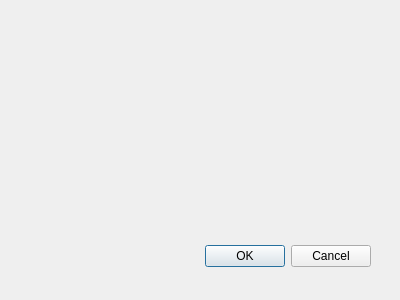
Above: QFotoPaint5/perspectiva.ui from sararoca/infgraf before the change. Below: the same form after it.
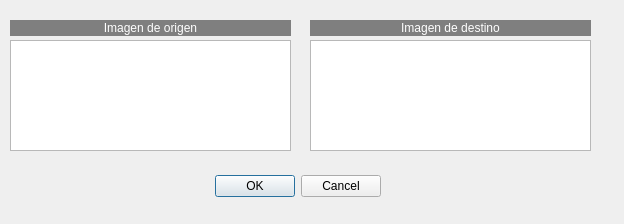
That is the form after the change.

Commit message: perspectiva + mejoras_portapapeles

The edit to the form file:
```diff
--- a/QFotoPaint5/perspectiva.ui
+++ b/QFotoPaint5/perspectiva.ui
@@ -8,8 +8,8 @@
    <rect>
     <x>0</x>
     <y>0</y>
-    <width>400</width>
-    <height>300</height>
+    <width>624</width>
+    <height>224</height>
    </rect>
   </property>
   <property name="windowTitle">
@@ -18,8 +18,8 @@
   <widget class="QDialogButtonBox" name="buttonBox">
    <property name="geometry">
     <rect>
-     <x>30</x>
-     <y>240</y>
+     <x>40</x>
+     <y>170</y>
      <width>341</width>
      <height>32</height>
     </rect>
@@ -31,6 +31,84 @@
     <set>QDialogButtonBox::Cancel|QDialogButtonBox::Ok</set>
    </property>
   </widget>
+  <widget class="QListWidget" name="listWidget">
+   <property name="geometry">
+    <rect>
+     <x>10</x>
+     <y>40</y>
+     <width>281</width>
+     <height>111</height>
+    </rect>
+   </property>
+   <property name="alternatingRowColors">
+    <bool>false</bool>
+   </property>
+   <property name="viewMode">
+    <enum>QListView::ListMode</enum>
+   </property>
+   <property name="currentRow">
+    <number>-1</number>
+   </property>
+  </widget>
+  <widget class="QLabel" name="label_2">
+   <property name="geometry">
+    <rect>
+     <x>10</x>
+     <y>20</y>
+     <width>281</width>
+     <height>16</height>
+    </rect>
+   </property>
+   <property name="styleSheet">
+    <string notr="true">background-color: rgb(127, 127, 127);
+color: rgb(255, 255, 255);</string>
+   </property>
+   <property name="text">
+    <string>Imagen de origen</string>
+   </property>
+   <property name="alignment">
+    <set>Qt::AlignCenter</set>
+   </property>
+  </widget>
+  <widget class="QLabel" name="label_3">
+   <property name="geometry">
+    <rect>
+     <x>310</x>
+     <y>20</y>
+     <width>281</width>
+     <height>16</height>
+    </rect>
+   </property>
+   <property name="styleSheet">
+    <string notr="true">background-color: rgb(127, 127, 127);
+color: rgb(255, 255, 255);</string>
+   </property>
+   <property name="text">
+    <string>Imagen de destino</string>
+   </property>
+   <property name="alignment">
+    <set>Qt::AlignCenter</set>
+   </property>
+  </widget>
+  <widget class="QListWidget" name="listWidget_2">
+   <property name="geometry">
+    <rect>
+     <x>310</x>
+     <y>40</y>
+     <width>281</width>
+     <height>111</height>
+    </rect>
+   </property>
+   <property name="alternatingRowColors">
+    <bool>false</bool>
+   </property>
+   <property name="viewMode">
+    <enum>QListView::ListMode</enum>
+   </property>
+   <property name="currentRow">
+    <number>-1</number>
+   </property>
+  </widget>
  </widget>
  <pixmapfunction/>
  <resources/>
```
Left out of the diff: 7 changed lines with no effect on the pictures. The commit also changes 9 other files.
